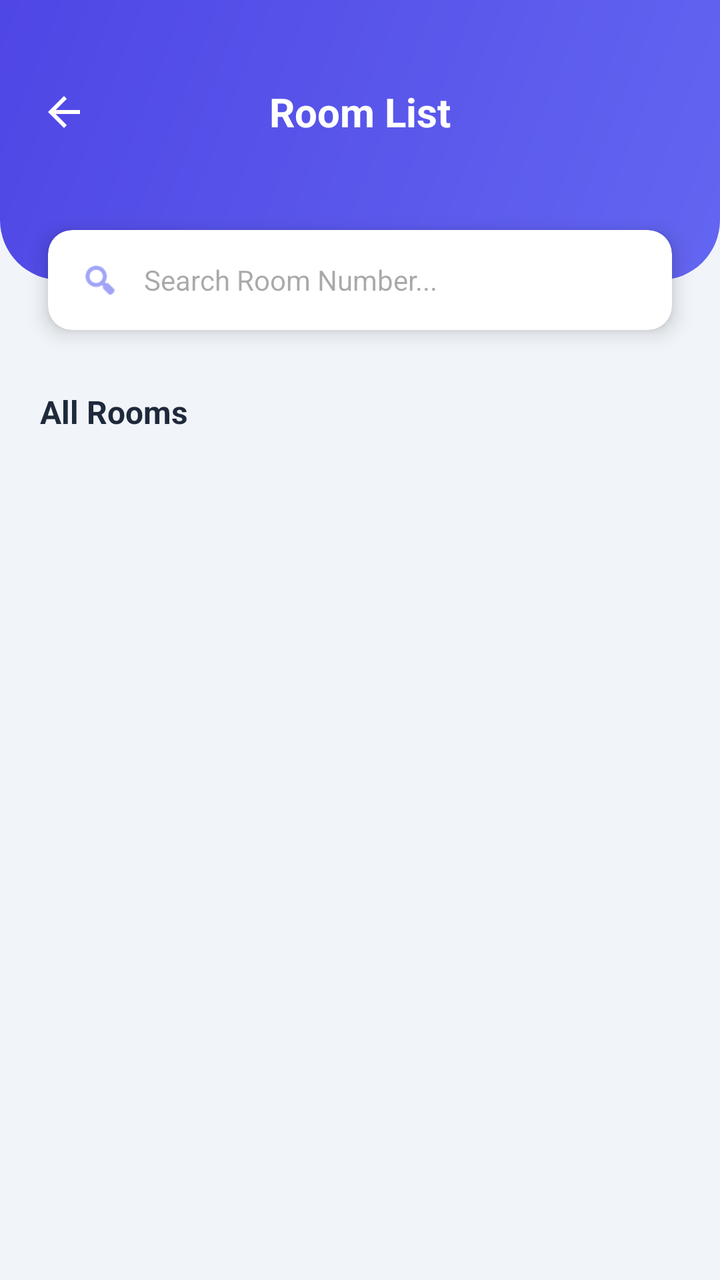
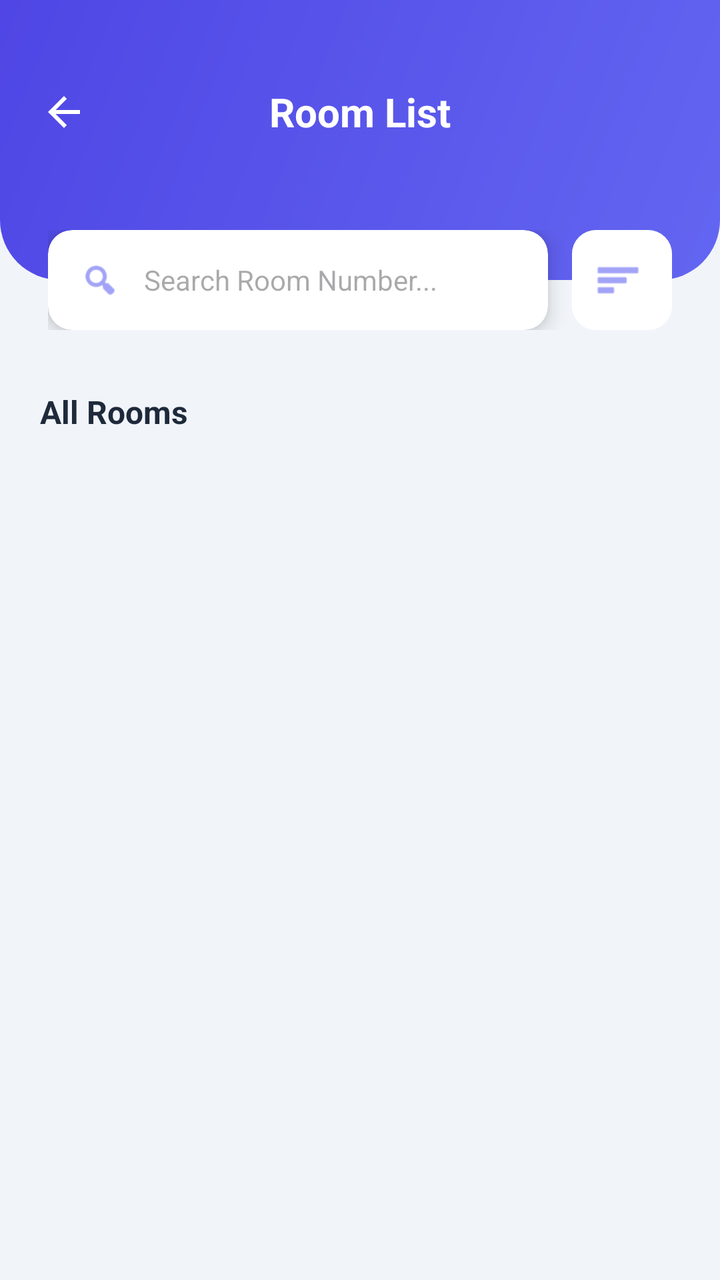

An Android layout rendered at two revisions. The XML below is the earlier revision; the diff shows what the commit changed to produce the second picture.
<!-- AndroidManifest.xml: application theme Theme.UTMSPACE_HostelBookingSystem -->
<!-- res/layout/activity_room_list.xml -->
<?xml version="1.0" encoding="utf-8"?>
<androidx.constraintlayout.widget.ConstraintLayout xmlns:android="http://schemas.android.com/apk/res/android"
    xmlns:app="http://schemas.android.com/apk/res-auto"
    xmlns:tools="http://schemas.android.com/tools"
    android:id="@+id/main"
    android:layout_width="match_parent"
    android:layout_height="match_parent"
    android:background="#F1F5F9"
    tools:context=".RoomListActivity">

    
    <View
        android:id="@+id/topHeaderBg"
        android:layout_width="match_parent"
        android:layout_height="140dp"
        android:background="@drawable/dashboard_gradient"
        app:layout_constraintTop_toTopOf="parent" />

    
    <RelativeLayout
        android:id="@+id/toolbarLayer"
        android:layout_width="match_parent"
        android:layout_height="wrap_content"
        android:layout_marginTop="32dp"
        android:paddingHorizontal="8dp"
        app:layout_constraintTop_toTopOf="parent">

        
        <ImageButton
            android:id="@+id/btnBack"
            android:layout_width="48dp"
            android:layout_height="48dp"
            android:layout_alignParentStart="true"
            android:layout_centerVertical="true"
            android:background="?attr/selectableItemBackgroundBorderless"
            android:contentDescription="Back"
            android:padding="12dp"
            android:scaleType="centerInside"
            android:src="@drawable/ic_arrow_back"
            app:tint="#FFFFFF" />

        
        <TextView
            android:id="@+id/tvRoomTypeTitle"
            android:layout_width="wrap_content"
            android:layout_height="wrap_content"
            android:layout_centerInParent="true"
            android:text="Room List"
            android:textColor="#FFFFFF"
            android:textSize="20sp"
            android:textStyle="bold" />

    </RelativeLayout>

    
    <androidx.cardview.widget.CardView
        android:id="@+id/searchCard"
        android:layout_width="match_parent"
        android:layout_height="50dp"
        android:layout_marginHorizontal="24dp"
        app:cardCornerRadius="12dp"
        app:cardElevation="6dp"
        app:layout_constraintTop_toBottomOf="@id/topHeaderBg"
        app:layout_constraintBottom_toBottomOf="@id/topHeaderBg">

        <LinearLayout
            android:layout_width="match_parent"
            android:layout_height="match_parent"
            android:gravity="center_vertical"
            android:paddingHorizontal="16dp">

            <ImageView
                android:layout_width="20dp"
                android:layout_height="20dp"
                android:src="@android:drawable/ic_menu_search"
                app:tint="#6366F1" />

            <EditText
                android:layout_width="match_parent"
                android:layout_height="wrap_content"
                android:layout_marginStart="12dp"
                android:background="@android:color/transparent"
                android:hint="Search Room Number..."
                android:inputType="text"
                android:textSize="14sp" />
        </LinearLayout>
    </androidx.cardview.widget.CardView>

    
    <androidx.core.widget.NestedScrollView
        android:layout_width="match_parent"
        android:layout_height="0dp"
        android:layout_marginTop="30dp"
        android:fillViewport="true"
        app:layout_constraintBottom_toBottomOf="parent"
        app:layout_constraintTop_toBottomOf="@id/searchCard">

        <LinearLayout
            android:layout_width="match_parent"
            android:layout_height="wrap_content"
            android:orientation="vertical"
            android:paddingHorizontal="20dp"
            android:paddingBottom="24dp">

            <TextView
                android:layout_width="wrap_content"
                android:layout_height="wrap_content"
                android:layout_marginBottom="12dp"
                android:text="All Rooms"
                android:textColor="#1E293B"
                android:textSize="16sp"
                android:textStyle="bold" />

            <androidx.recyclerview.widget.RecyclerView
                android:id="@+id/rvRoomList"
                android:layout_width="match_parent"
                android:layout_height="wrap_content"
                android:nestedScrollingEnabled="false"
                tools:listitem="@android:layout/simple_list_item_2" />

        </LinearLayout>
    </androidx.core.widget.NestedScrollView>

</androidx.constraintlayout.widget.ConstraintLayout>
<!-- resources referenced by this layout -->
<resources>
  <!-- drawable dashboard_gradient (drawable) -->
  <?xml version="1.0" encoding="utf-8"?>
  <shape xmlns:android="http://schemas.android.com/apk/res/android">
      <gradient
          android:startColor="#6366F1"
          android:endColor="#4F46E5"
          android:angle="135"/>
      <corners android:bottomLeftRadius="30dp" android:bottomRightRadius="30dp" />
  </shape>
  <!-- drawable ic_arrow_back (drawable) -->
  <vector xmlns:android="http://schemas.android.com/apk/res/android"
      android:width="24dp"
      android:height="24dp"
      android:viewportWidth="24"
      android:viewportHeight="24"
      android:tint="#000000">
      <path
          android:fillColor="@android:color/white"
          android:pathData="M20,11H7.83l5.59,-5.59L12,4l-8,8 8,8 1.41,-1.41L7.83,13H20v-2z"/>
  </vector>
  <style name="Theme.UTMSPACE_HostelBookingSystem" parent="Base.Theme.UTMSPACE_HostelBookingSystem" />
  <style name="Base.Theme.UTMSPACE_HostelBookingSystem" parent="Theme.Material3.DayNight.NoActionBar">
          
          
      </style>
</resources>

<!-- the commit's change to res/layout/activity_room_list.xml (unified diff, before → after) -->
@@ -25,7 +25,6 @@
         android:paddingHorizontal="8dp"
         app:layout_constraintTop_toTopOf="parent">
 
-        
         <ImageButton
             android:id="@+id/btnBack"
             android:layout_width="48dp"
@@ -39,7 +38,6 @@
             android:src="@drawable/ic_arrow_back"
             app:tint="#FFFFFF" />
 
-        
         <TextView
             android:id="@+id/tvRoomTypeTitle"
             android:layout_width="wrap_content"
@@ -53,38 +51,72 @@
     </RelativeLayout>
 
     
-    <androidx.cardview.widget.CardView
-        android:id="@+id/searchCard"
+    <LinearLayout
+        android:id="@+id/searchFilterLayout"
         android:layout_width="match_parent"
-        android:layout_height="50dp"
-        android:layout_marginHorizontal="24dp"
-        app:cardCornerRadius="12dp"
-        app:cardElevation="6dp"
+        android:layout_height="wrap_content"
+        android:orientation="horizontal"
+        android:paddingHorizontal="24dp"
         app:layout_constraintTop_toBottomOf="@id/topHeaderBg"
         app:layout_constraintBottom_toBottomOf="@id/topHeaderBg">
 
-        <LinearLayout
-            android:layout_width="match_parent"
-            android:layout_height="match_parent"
-            android:gravity="center_vertical"
-            android:paddingHorizontal="16dp">
+        <androidx.cardview.widget.CardView
+            android:layout_width="0dp"
+            android:layout_height="50dp"
+            android:layout_weight="1"
+            app:cardCornerRadius="12dp"
+            app:cardElevation="6dp">
 
-            <ImageView
-                android:layout_width="20dp"
-                android:layout_height="20dp"
-                android:src="@android:drawable/ic_menu_search"
-                app:tint="#6366F1" />
+            <LinearLayout
+                android:layout_width="match_parent"
+                android:layout_height="match_parent"
+                android:gravity="center_vertical"
+                android:paddingHorizontal="16dp">
 
-            <EditText
-                android:layout_width="match_parent"
-                android:layout_height="wrap_content"
-                android:layout_marginStart="12dp"
-                android:background="@android:color/transparent"
-                android:hint="Search Room Number..."
-                android:inputType="text"
-                android:textSize="14sp" />
-        </LinearLayout>
-    </androidx.cardview.widget.CardView>
+                <ImageView
+                    android:id="@+id/btnSearchIcon"
+                    android:layout_width="20dp"
+                    android:layout_height="20dp"
+                    android:src="@android:drawable/ic_menu_search"
+                    android:clickable="true"
+                    android:focusable="true"
+                    android:background="?attr/selectableItemBackgroundBorderless"
+                    app:tint="#6366F1" />
+
+                <EditText
+                    android:id="@+id/etSearchRoomNumber"
+                    android:layout_width="match_parent"
+                    android:layout_height="wrap_content"
+                    android:layout_marginStart="12dp"
+                    android:background="@android:color/transparent"
+                    android:hint="Search Room Number..."
+                    android:imeOptions="actionSearch"
+                    android:inputType="textCapCharacters"
+                    android:textSize="14sp" />
+            </LinearLayout>
+        </androidx.cardview.widget.CardView>
+
+        <com.google.android.material.button.MaterialButton
+            android:id="@+id/btnListFilter"
+            style="@style/Widget.Material3.Button.OutlinedButton.Icon"
+            android:layout_width="50dp"
+            android:layout_height="50dp"
+            android:layout_marginStart="12dp"
+            android:padding="0dp"
+            android:insetTop="0dp"
+            android:insetBottom="0dp"
+            android:insetLeft="0dp"
+            android:insetRight="0dp"
+            app:strokeColor="#80FFFFFF"
+            app:strokeWidth="1dp"
+            app:backgroundTint="#FFFFFF"
+            app:cornerRadius="12dp"
+            app:icon="@android:drawable/ic_menu_sort_by_size"
+            app:iconTint="#6366F1"
+            app:iconSize="24dp"
+            app:iconGravity="textStart"
+            tools:ignore="SpeakableTextPresentCheck" />
+    </LinearLayout>
 
     
     <androidx.core.widget.NestedScrollView
@@ -93,7 +125,7 @@
         android:layout_marginTop="30dp"
         android:fillViewport="true"
         app:layout_constraintBottom_toBottomOf="parent"
-        app:layout_constraintTop_toBottomOf="@id/searchCard">
+        app:layout_constraintTop_toBottomOf="@id/searchFilterLayout">
 
         <LinearLayout
             android:layout_width="match_parent"
